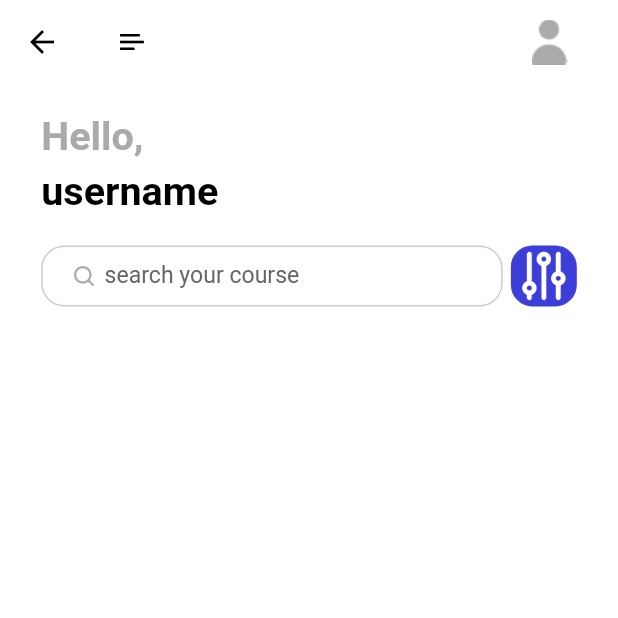
After one commit to andriiSad/ulearning_app, a Flutter app: the HomePage screen opened directly, on a phone screen of 412 x 824 dp, the top half of it. The commit adds this screen. Run offline on Flutter 3.47's test engine with Material 2 defaults, Android fonts, the phone set to English and light mode, and no system bars; our stand-ins replace cloud_firestore, dots_indicator, firebase_auth, firebase_core, flutter_bloc, flutter_screenutil and 2 more; accounts and stored records are empty; Roboto replaces fonts that are missing (Avenir).

Commit message:
started home_page

```diff
--- a/lib/main.dart
+++ b/lib/main.dart
@@ -20,6 +20,7 @@
     return MultiBlocProvider(
       providers: [...AppPages.allBlocProviders(context)],
       child: ScreenUtilInit(
+        designSize: const Size(375, 812),
         builder: (context, child) => MaterialApp(
           title: 'Flutter Demo',
           theme: ThemeData(
--- a/lib/pages/application/app_widgets.dart
+++ b/lib/pages/application/app_widgets.dart
@@ -1,11 +1,12 @@
 import 'package:flutter/material.dart';
 import 'package:flutter_screenutil/flutter_screenutil.dart';
+import 'package:ulearning_app/pages/home/home_page.dart';
 
 import '../../common/values/colors.dart';
 
 Widget buildPage(int index) {
   List<Widget> widgets = [
-    const Center(child: Text('Home')),
+    const HomePage(),
     const Center(child: Text('Search')),
     const Center(child: Text('Course')),
     const Center(child: Text('Chat')),
--- /dev/null
+++ b/lib/pages/home/home_page.dart
@@ -0,0 +1,49 @@
+import 'dart:math';
+
+import 'package:flutter/material.dart';
+import 'package:flutter_screenutil/flutter_screenutil.dart';
+
+import '../../common/values/colors.dart';
+import 'widgets/home_page_widgets.dart';
+
+class HomePage extends StatefulWidget {
+  const HomePage({super.key});
+
+  @override
+  State<HomePage> createState() => _HomePageState();
+}
+
+class _HomePageState extends State<HomePage> {
+  @override
+  Widget build(BuildContext context) {
+    return Scaffold(
+      backgroundColor: Colors.white,
+      appBar: buildAppBar(),
+      body: Container(
+        margin: EdgeInsets.symmetric(
+          vertical: 0,
+          horizontal: 25.w,
+        ),
+        child: Column(
+          crossAxisAlignment: CrossAxisAlignment.start,
+          children: [
+            homePageText(
+              'Hello,',
+              color: AppColors.primaryThreeElementText,
+              top: 20,
+            ),
+            homePageText(
+              'username',
+              color: AppColors.primaryText,
+              top: 5,
+            ),
+            SizedBox(
+              height: 20.h,
+            ),
+            searchView(),
+          ],
+        ),
+      ),
+    );
+  }
+}
--- /dev/null
+++ b/lib/pages/home/widgets/home_page_widgets.dart
@@ -0,0 +1,144 @@
+import 'package:flutter/material.dart';
+import 'package:flutter_screenutil/flutter_screenutil.dart';
+
+import '../../../common/values/colors.dart';
+
+AppBar buildAppBar() {
+  return AppBar(
+    title: Container(
+      margin: EdgeInsets.symmetric(
+        horizontal: 7.w,
+      ),
+      child: Row(
+        mainAxisAlignment: MainAxisAlignment.spaceBetween,
+        crossAxisAlignment: CrossAxisAlignment.center,
+        children: [
+          SizedBox(
+            width: 15.w,
+            height: 12.h,
+            child: Image.asset('assets/icons/menu.png'),
+          ),
+          GestureDetector(
+            child: Container(
+              width: 40.w,
+              height: 40.h,
+              decoration: const BoxDecoration(
+                image: DecorationImage(
+                  image: AssetImage('assets/icons/person.png'),
+                ),
+              ),
+            ),
+          )
+        ],
+      ),
+    ),
+  );
+}
+
+//reusable big text widget
+Widget homePageText(
+  String text, {
+  Color color = AppColors.primaryText,
+  int top = 5,
+}) {
+  return Container(
+    margin: EdgeInsets.only(
+      top: top.h,
+    ),
+    child: Text(
+      text,
+      style: TextStyle(
+        color: color,
+        fontSize: 24.sp,
+        fontWeight: FontWeight.bold,
+      ),
+    ),
+  );
+}
+
+Widget searchView() {
+  return Row(
+    children: [
+      Container(
+        width: 280.w,
+        height: 40.h,
+        decoration: BoxDecoration(
+          color: AppColors.primaryBackground,
+          borderRadius: BorderRadius.circular(15.h),
+          border: Border.all(
+            color: AppColors.primaryFourElementText,
+          ),
+        ),
+        child: Row(
+          children: [
+            Container(
+              margin: EdgeInsets.only(left: 17.w),
+              width: 16.w,
+              height: 16.w,
+              child: Image.asset('assets/icons/search.png'),
+            ),
+            SizedBox(
+              width: 190.w,
+              height: 40.h,
+              child: TextField(
+                keyboardType: TextInputType.multiline,
+                decoration: const InputDecoration(
+                  contentPadding: EdgeInsets.fromLTRB(5, 5, 0, 5),
+                  hintText: 'search your course',
+                  hintStyle: TextStyle(
+                    color: AppColors.primarySecondaryElementText,
+                  ),
+                  border: OutlineInputBorder(
+                    borderSide: BorderSide(
+                      color: Colors.transparent,
+                    ),
+                  ),
+                  enabledBorder: OutlineInputBorder(
+                    borderSide: BorderSide(
+                      color: Colors.transparent,
+                    ),
+                  ),
+                  disabledBorder: OutlineInputBorder(
+                    borderSide: BorderSide(
+                      color: Colors.transparent,
+                    ),
+                  ),
+                  focusedBorder: OutlineInputBorder(
+                    borderSide: BorderSide(
+                      color: Colors.transparent,
+                    ),
+                  ),
+                ),
+                style: TextStyle(
+                  color: AppColors.primaryText,
+                  fontFamily: 'Avenir',
+                  fontWeight: FontWeight.normal,
+                  fontSize: 14.sp,
+                ),
+                autocorrect: false,
+                obscureText: false,
+              ),
+            ),
+          ],
+        ),
+      ),
+      SizedBox(
+        width: 5.w,
+      ),
+      GestureDetector(
+        child: Container(
+          width: 40.w,
+          height: 40.h,
+          decoration: BoxDecoration(
+            color: AppColors.primaryElement,
+            borderRadius: BorderRadius.all(
+              Radius.circular(13.w),
+            ),
+            border: Border.all(color: AppColors.primaryElement),
+          ),
+          child: Image.asset('assets/icons/options.png'),
+        ),
+      ),
+    ],
+  );
+}
```
